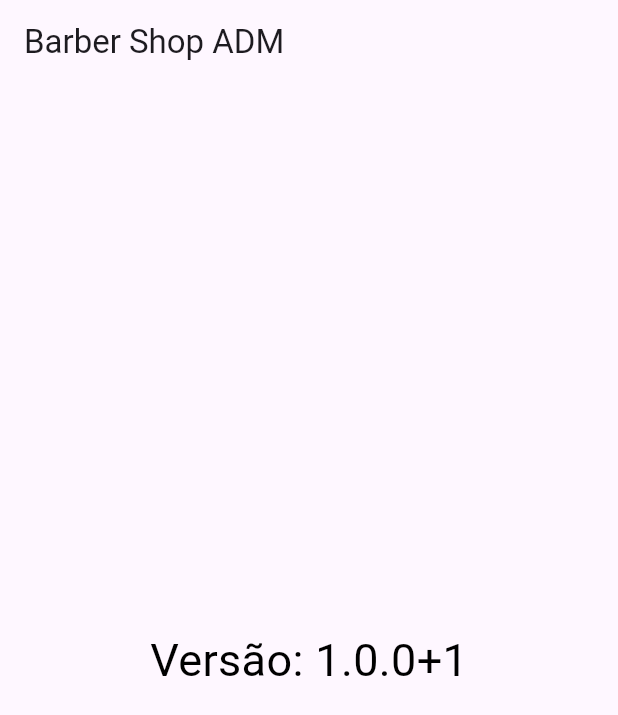
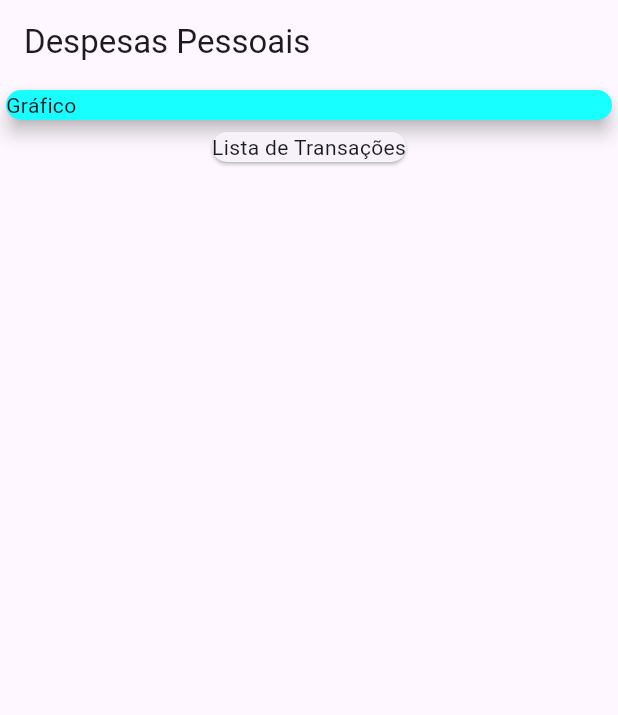
Before and after one commit to kaiqueBellmont/flutter-expenses, a Flutter app: the screen it shows after launch, on a phone screen of 412 x 824 dp. Shown: the top 715 px of the screen. Run offline on Flutter 3.47's test engine with Material 3 defaults, Android fonts, the phone set to English and light mode, and no system bars.

```diff
--- a/lib/main.dart
+++ b/lib/main.dart
@@ -18,13 +18,23 @@ class MyHomePage extends StatelessWidget {
   Widget build(BuildContext context) {
     return Scaffold(
       appBar: AppBar(
-        title: const Text('Barber Shop ADM'),
+        title: const Text('Despesas Pessoais'),
       ),
-      body: const Center(
-        child: Text(
-          'Versão: 1.0.0+1',
-          style: TextStyle(color: Colors.black, fontSize: 30),
-        ),
+      body: const Column(
+        crossAxisAlignment: CrossAxisAlignment.center,
+        children: <Widget>[
+          SizedBox(
+            width: double.infinity,
+            child: Card(
+              color: Colors.cyanAccent,
+              elevation: 5,
+              child: Text('Gráfico'),
+            ),
+          ),
+          Card(
+            child: Text('Lista de Transações'),
+          ),
+        ],
       ),
     );
   }
```
Also changed, not shown: 1 other file.
